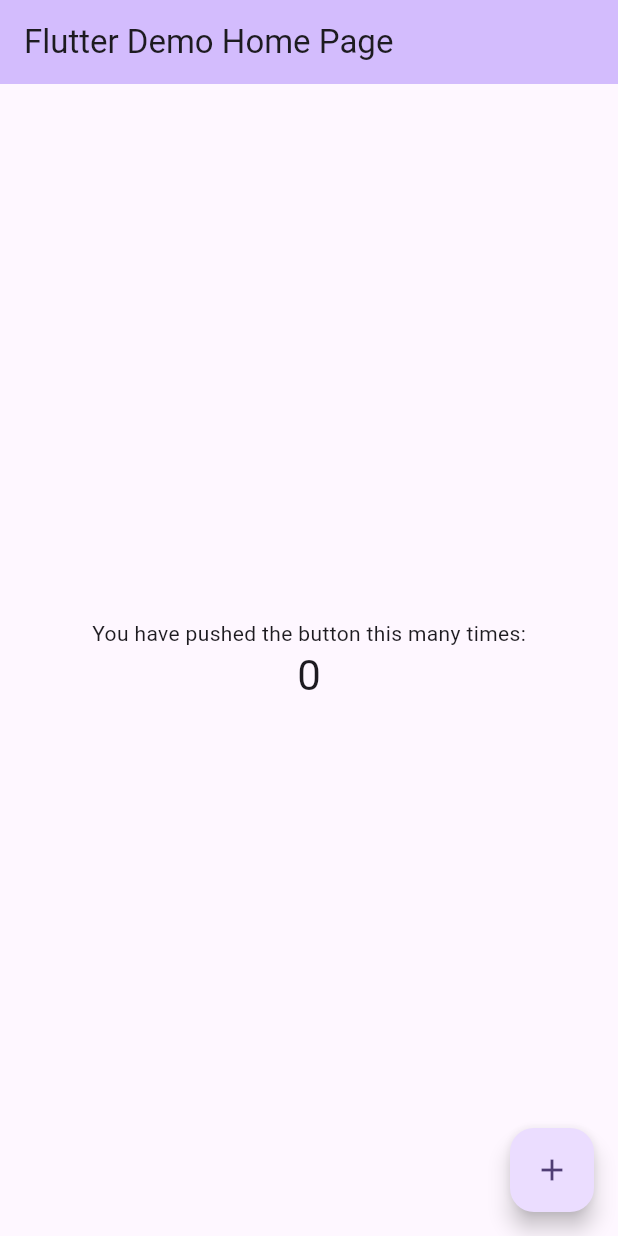
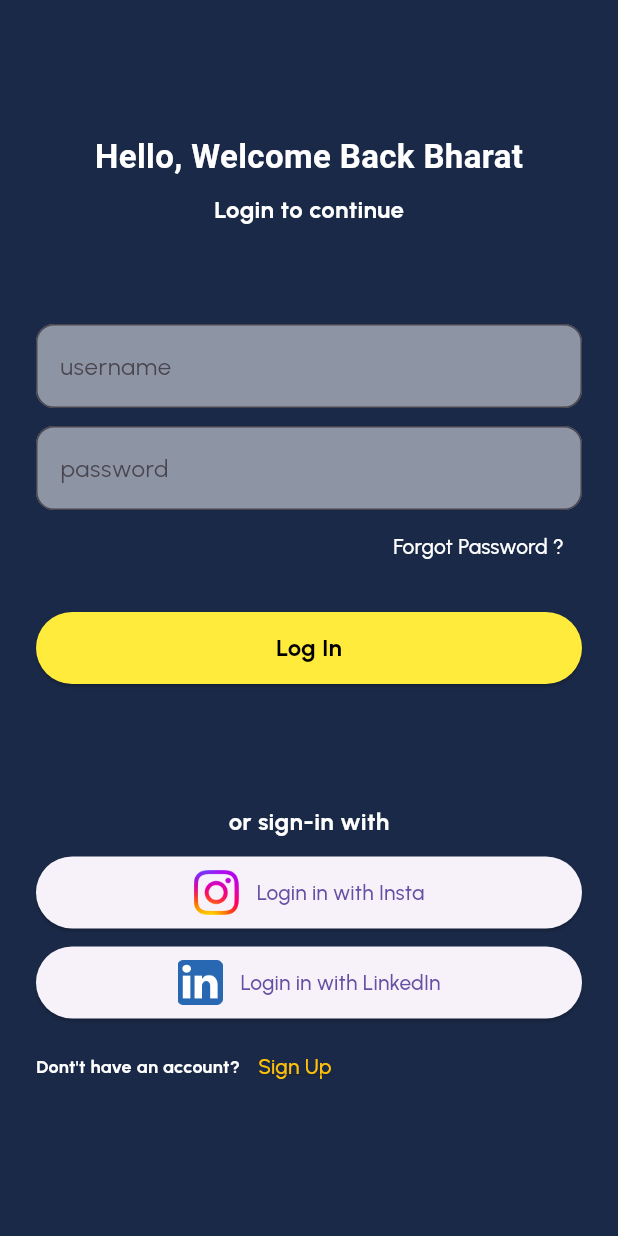
Before and after one commit to bharat-techouts/flutter_demo_project, a Flutter app: the screen it shows after launch, on a phone screen of 412 x 824 dp. Run offline on Flutter 3.47's test engine with Material 3 defaults, Android fonts, the phone set to English and light mode, and no system bars.

Commit message:
previous code added

```diff
--- a/lib/main.dart
+++ b/lib/main.dart
@@ -1,125 +1,31 @@
 import 'package:flutter/material.dart';
+import 'package:new_flutter_project/pages/home_page.dart';
+import 'package:new_flutter_project/pages/login_page.dart';
+import 'package:new_flutter_project/pages/test_page.dart';
+import 'package:new_flutter_project/styles/app_colors.dart';
 
 void main() {
-  runApp(const MyApp());
+  runApp(const MyLoginWidget());
 }
 
-class MyApp extends StatelessWidget {
-  const MyApp({super.key});
-
-  // This widget is the root of your application.
-  @override
-  Widget build(BuildContext context) {
-    return MaterialApp(
-      title: 'Flutter Demo',
-      theme: ThemeData(
-        // This is the theme of your application.
-        //
-        // TRY THIS: Try running your application with "flutter run". You'll see
-        // the application has a purple toolbar. Then, without quitting the app,
-        // try changing the seedColor in the colorScheme below to Colors.green
-        // and then invoke "hot reload" (save your changes or press the "hot
-        // reload" button in a Flutter-supported IDE, or press "r" if you used
-        // the command line to start the app).
-        //
-        // Notice that the counter didn't reset back to zero; the application
-        // state is not lost during the reload. To reset the state, use hot
-        // restart instead.
-        //
-        // This works for code too, not just values: Most code changes can be
-        // tested with just a hot reload.
-        colorScheme: ColorScheme.fromSeed(seedColor: Colors.deepPurple),
-        useMaterial3: true,
-      ),
-      home: const MyHomePage(title: 'Flutter Demo Home Page'),
-    );
-  }
-}
-
-class MyHomePage extends StatefulWidget {
-  const MyHomePage({super.key, required this.title});
-
-  // This widget is the home page of your application. It is stateful, meaning
-  // that it has a State object (defined below) that contains fields that affect
-  // how it looks.
-
-  // This class is the configuration for the state. It holds the values (in this
-  // case the title) provided by the parent (in this case the App widget) and
-  // used by the build method of the State. Fields in a Widget subclass are
-  // always marked "final".
-
-  final String title;
-
-  @override
-  State<MyHomePage> createState() => _MyHomePageState();
-}
-
-class _MyHomePageState extends State<MyHomePage> {
-  int _counter = 0;
-
-  void _incrementCounter() {
-    setState(() {
-      // This call to setState tells the Flutter framework that something has
-      // changed in this State, which causes it to rerun the build method below
-      // so that the display can reflect the updated values. If we changed
-      // _counter without calling setState(), then the build method would not be
-      // called again, and so nothing would appear to happen.
-      _counter++;
-    });
-  }
+class MyLoginWidget extends StatelessWidget {
+  const MyLoginWidget({super.key});
 
   @override
   Widget build(BuildContext context) {
-    // This method is rerun every time setState is called, for instance as done
-    // by the _incrementCounter method above.
-    //
-    // The Flutter framework has been optimized to make rerunning build methods
-    // fast, so that you can just rebuild anything that needs updating rather
-    // than having to individually change instances of widgets.
-    return Scaffold(
-      appBar: AppBar(
-        // TRY THIS: Try changing the color here to a specific color (to
-        // Colors.amber, perhaps?) and trigger a hot reload to see the AppBar
-        // change color while the other colors stay the same.
-        backgroundColor: Theme.of(context).colorScheme.inversePrimary,
-        // Here we take the value from the MyHomePage object that was created by
-        // the App.build method, and use it to set our appbar title.
-        title: Text(widget.title),
+    // ignore: prefer_const_constructors
+
+    return MaterialApp(
+      debugShowCheckedModeBanner: false,
+      theme: ThemeData(fontFamily: 'Urbanist',
+      scaffoldBackgroundColor: AppColors.background
       ),
-      body: Center(
-        // Center is a layout widget. It takes a single child and positions it
-        // in the middle of the parent.
-        child: Column(
-          // Column is also a layout widget. It takes a list of children and
-          // arranges them vertically. By default, it sizes itself to fit its
-          // children horizontally, and tries to be as tall as its parent.
-          //
-          // Column has various properties to control how it sizes itself and
-          // how it positions its children. Here we use mainAxisAlignment to
-          // center the children vertically; the main axis here is the vertical
-          // axis because Columns are vertical (the cross axis would be
-          // horizontal).
-          //
-          // TRY THIS: Invoke "debug painting" (choose the "Toggle Debug Paint"
-          // action in the IDE, or press "p" in the console), to see the
-          // wireframe for each widget.
-          mainAxisAlignment: MainAxisAlignment.center,
-          children: <Widget>[
-            const Text(
-              'You have pushed the button this many times:',
-            ),
-            Text(
-              '$_counter',
-              style: Theme.of(context).textTheme.headlineMedium,
-            ),
-          ],
-        ),
-      ),
-      floatingActionButton: FloatingActionButton(
-        onPressed: _incrementCounter,
-        tooltip: 'Increment',
-        child: const Icon(Icons.add),
-      ), // This trailing comma makes auto-formatting nicer for build methods.
-    );
+
+    initialRoute: ',',
+    routes: {
+      '/': (context) => LoginPage(),
+      '/home': (context) => HomePage(),
+    },
+  );
   }
 }
--- /dev/null
+++ b/lib/pages/home_page.dart
@@ -0,0 +1,53 @@
+import 'package:flutter/cupertino.dart';
+import 'package:flutter/material.dart';
+import 'package:new_flutter_project/styles/app_colors.dart';
+
+class HomePage extends StatelessWidget {
+  const HomePage({super.key});
+
+  @override
+  Widget build(BuildContext context) {
+    return Scaffold(
+      appBar: AppBar(
+        backgroundColor: AppColors.background,
+        elevation: 10.0,
+        title: const Text('5minutes flutter', style: TextStyle(color: Colors.white),),
+        centerTitle: true,
+        actions: const [
+          Icon(Icons.location_on_outlined, color: Colors.white,),
+        ],
+      ),
+      // body: SingleChildScrollView(
+      //   child: Column(
+      //     children: mockuserData(),
+      //   ),
+      // ),
+          body: ListView(children: mockuserData(),),
+    );
+  }
+
+Widget _userItem() {
+  return Row(
+    children: [
+      Image.asset(
+        'assets/images/instaIcon.png',
+        width: 30,
+        height: 30,
+      ),
+      const SizedBox(
+        width: 15,
+      ),
+      const Text('Mounica vanga'),
+    ],
+  );
+}
+
+List<Widget> mockuserData() {
+  List<Widget> users = [];
+    for(var i = 0; i < 100; i++) {
+      users.add(_userItem());
+    }
+  return users;
+}
+
+}
--- /dev/null
+++ b/lib/pages/login_page.dart
@@ -0,0 +1,146 @@
+import 'package:flutter/material.dart';
+import 'package:new_flutter_project/pages/home_page.dart';
+
+class LoginPage extends StatelessWidget {
+  const LoginPage({super.key});
+
+  @override
+  Widget build(BuildContext context) {
+    return Scaffold(
+      drawer: Container(
+        height: 1000,
+        width: 300,
+        color: Colors.amber,
+      ),
+      resizeToAvoidBottomInset: false,
+      body: Padding(
+        padding: const EdgeInsets.all(24),
+        child: Column(
+            children: [
+              const Spacer(),
+              const Text('Hello, Welcome Back Bharat', style: TextStyle(
+                color: Colors.white,
+                fontSize: 22,
+                fontWeight: FontWeight.bold,
+                fontFamily: String.fromEnvironment(""),
+              ),),
+              const SizedBox(height: 8),
+              const Text('Login to continue', style: TextStyle(
+                color: Colors.white,
+                fontSize: 16,
+                fontWeight: FontWeight.bold,
+              )),
+              const Spacer(),
+              TextField(
+                decoration: InputDecoration(
+                  hintText: 'username',
+                  border: const OutlineInputBorder(
+                    borderRadius: BorderRadius.all(Radius.circular(12)),
+                  ),
+                  filled: true,
+                  fillColor: Colors.white.withOpacity(0.5),
+                ),
+              ),
+              const SizedBox(height: 12),
+              TextField(
+                decoration: InputDecoration(
+                  hintText: 'password',
+                  border: const OutlineInputBorder(
+                    borderRadius: BorderRadius.all(Radius.circular(12)),
+                  ),
+                  filled: true,
+                  fillColor: Colors.white.withOpacity(0.5),
+                ),
+              ),
+              Align(
+                alignment: Alignment.bottomRight,
+                child: TextButton(onPressed: () {
+                  print('ewdfewfewfwe');
+                },
+                style: TextButton.styleFrom(
+                  foregroundColor: Colors.white,
+                ),
+                child: const Text('Forgot Password ?', style: TextStyle(fontSize: 14),)),
+              ),
+              const SizedBox(height: 20),
+              SizedBox(
+                height: 48,
+                width: double.infinity,
+                child: ElevatedButton(onPressed: (){
+                  // Navigator.of(context).push(MaterialPageRoute(builder: (context) {
+                  //   return const HomePage();
+                  // },
+                  // ));
+                  Navigator.of(context).pushReplacementNamed('/home');
+                },
+                style: ElevatedButton.styleFrom(
+                  backgroundColor: Colors.yellow,
+                  foregroundColor: Colors.black,
+                ),
+                child: const Text('Log In', style: TextStyle(fontSize: 16, fontWeight: FontWeight.bold) )),
+              ),
+              const SizedBox(height: 80,),
+              const Text('or sign-in with', style: TextStyle(color: Colors.white, fontSize: 16, fontWeight: FontWeight.bold),),
+              const SizedBox(height: 12),
+              SizedBox(
+                height: 48,
+                child: ElevatedButton(onPressed: () {
+
+                }, child: Row(
+                  mainAxisAlignment: MainAxisAlignment.center,
+                  children: [
+                    Image.asset(
+                      'assets/images/instaIcon.png',
+                      width: 30,
+                      height: 30,
+                    ),
+                    const SizedBox(width: 12),
+                    const Text('Login in with Insta'),
+                  ],
+                )),
+              ),
+              const SizedBox(height: 12),
+              SizedBox(
+                height: 48,
+                child: ElevatedButton(onPressed: () {
+
+                }, child: Row(
+                  mainAxisAlignment: MainAxisAlignment.center,
+                  children: [
+                    Image.asset(
+                      'assets/images/linkedIn.png',
+                      width: 30,
+                      height: 30,
+                    ),
+                    const SizedBox(width: 12),
+                    const Text('Login in with LinkedIn'),
+                  ],
+                )),
+              ),
+              const SizedBox(height: 8),
+              Align(
+                alignment: Alignment.bottomLeft,
+                child: Row(
+                  children: [
+                    const Text(
+                      "Dont't have an account?",
+                       style: TextStyle(color: Colors.white, fontSize: 12, fontWeight: FontWeight.bold),),
+                    TextButton(onPressed: (){
+
+                    },
+                    style: TextButton.styleFrom(
+                      foregroundColor: Colors.amber,
+                    ),
+                    child: const Text(
+                      'Sign Up',
+                      style: TextStyle(decoration: TextDecoration.underline))),
+                  ],
+                ),
+              ),
+              const Spacer(),
+            ],
+        ),
+      ),
+    );
+  }
+}
--- /dev/null
+++ b/lib/pages/test_page.dart
@@ -0,0 +1,28 @@
+import 'package:flutter/material.dart';
+
+class TestPage extends StatefulWidget {
+
+  const TestPage({super.key});
+
+  @override
+  State<TestPage> createState() => _TestPageState();
+}
+
+class _TestPageState extends State<TestPage> {
+  int count = 1;
+
+  @override
+  Widget build(BuildContext context) {
+    return Scaffold(
+      appBar: AppBar(),
+      body: Center(child: Text('This is Counter: $count', style: TextStyle(fontSize: 20, color: Colors.white),)),
+      floatingActionButton: FloatingActionButton(onPressed: () {
+        setState(() {
+           count++;
+        });
+      },
+      child: const Icon(Icons.add)
+      ),
+    );
+  }
+}
--- /dev/null
+++ b/lib/styles/app_colors.dart
@@ -0,0 +1,12 @@
+// ignore: unused_import
+import "package:flutter/material.dart";
+
+class AppColors {
+  static const primary = Color(0xffFBD512);
+  static const secondary = Color(0xffFBD512);
+  static const white = Color(0xffffffff);
+  static const black = Color(0xff000000);
+  static const background = Color(0xff1A2947);
+  static const disablefont = Color(0xffFBD512);
+  static const disablebutton = Color(0xffFBD512);
+}
```
Also changed, not shown: pubspec.yaml (+28 -15 lines), assets/fonts/Urbanist-Black.ttf (added), assets/fonts/Urbanist-Bold.ttf (added), assets/fonts/Urbanist-ExtraBold.ttf (added), assets/fonts/Urbanist-Light.ttf (added), assets/fonts/Urbanist-Medium.ttf (added), assets/fonts/Urbanist-Regular.ttf (added), assets/fonts/Urbanist-SemiBold.ttf (added), assets/images/instaIcon.png (added), assets/images/linkedIn.png (added), assets/images/twitterIcon.png (added), 1 other file.
